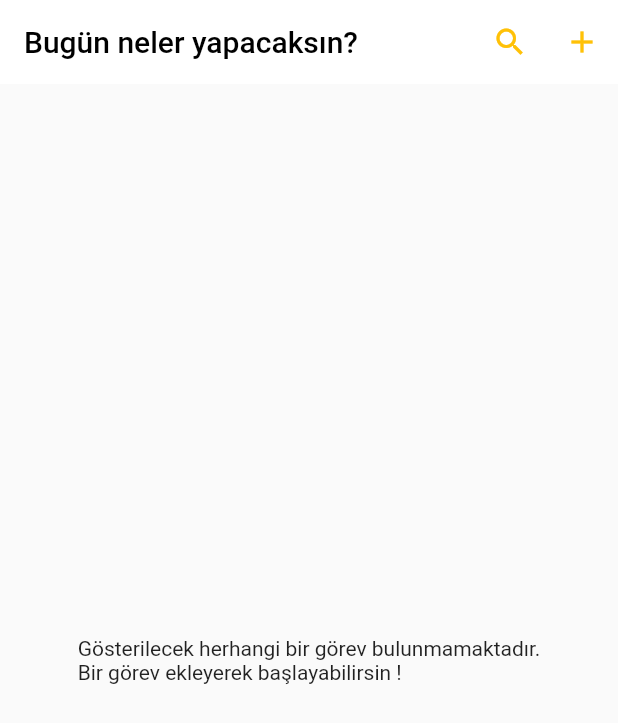
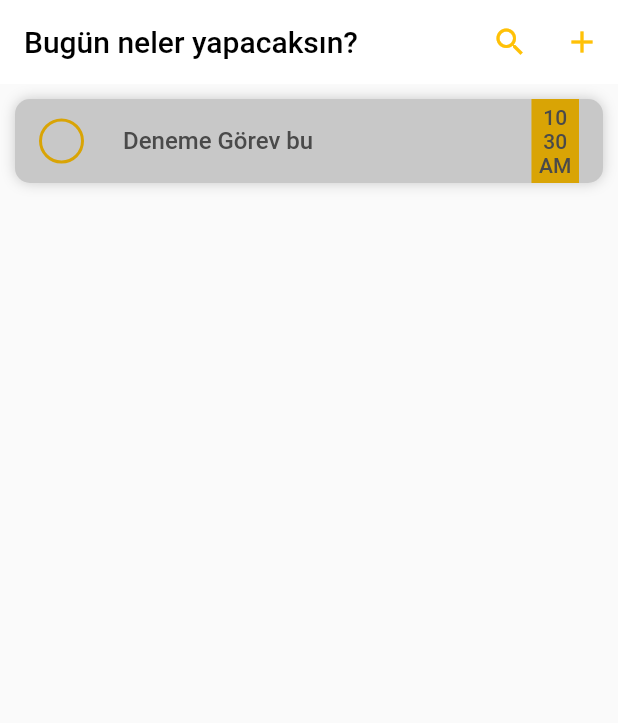
Before and after one commit to bahadiryildirim/todo_app, a Flutter app: the screen it shows after launch, on a phone screen of 412 x 824 dp. Shown: the top 723 px of the screen. Run offline on Flutter 3.47's test engine with Material 2 defaults, Android fonts, the phone set to English and light mode, and no system bars; our stand-ins replace flutter_datetime_picker.

```diff
--- a/lib/main.dart
+++ b/lib/main.dart
@@ -1,7 +1,7 @@
 import 'package:flutter/material.dart';
 import 'package:flutter/services.dart';
 
-import 'view/home_page.dart';
+import 'view/pages/home_page.dart';
 
 void main() {
   SystemChrome.setSystemUIOverlayStyle(
--- a/lib/model/task_model.dart
+++ b/lib/model/task_model.dart
@@ -3,9 +3,9 @@ import 'package:uuid/uuid.dart';
 
 class TaskModel {
   final String id;
-  final String taskDetail;
+  String taskDetail;
   final DateTime createdAt;
-  final bool isComplated;
+  bool isComplated;
 
   TaskModel(
       {required this.id,
--- a/lib/view/home_page.dart
+++ b/lib/view/pages/home_page.dart
@@ -1,6 +1,7 @@
 import 'package:flutter/material.dart';
 import 'package:flutter_datetime_picker/flutter_datetime_picker.dart';
-import '../model/task_model.dart';
+import 'package:todo_app/view/widgets/task_widget.dart';
+import '../../model/task_model.dart';
 
 class HomePage extends StatefulWidget {
   const HomePage({super.key});
@@ -16,6 +17,8 @@ class _HomePageState extends State<HomePage> {
     // TODO: implement initState
     super.initState();
     _allTasks = <TaskModel>[];
+    _allTasks.add(TaskModel.create(
+        taskDetail: "Deneme Görev bu", createdAt: DateTime.now()));
   }
 
   @override
@@ -46,18 +49,7 @@ class _HomePageState extends State<HomePage> {
       body: _allTasks.isNotEmpty
           ? ListView.builder(
               itemBuilder: (context, index) {
-                return Dismissible(
-                  key: Key(_allTasks[index].id),
-                  child: ListTile(
-                    title: Text(_allTasks[index].taskDetail),
-                    subtitle: Text(_allTasks[index].createdAt.toString()),
-                  ),
-                  onDismissed: (direction) {
-                    setState(() {
-                      _allTasks.removeAt(index);
-                    });
-                  },
-                );
+                return dismissableTaskView(index);
               },
               itemCount: _allTasks.length,
             )
@@ -65,6 +57,45 @@ class _HomePageState extends State<HomePage> {
               child: Text(
                   "Gösterilecek herhangi bir görev bulunmamaktadır.\nBir görev ekleyerek başlayabilirsin !"),
             ),
+    );
+  }
+
+  Dismissible dismissableTaskView(int index) {
+    return Dismissible(
+      background: Padding(
+        padding: const EdgeInsets.all(10),
+        child: Container(
+          color: Colors.red,
+          child: Row(
+            children: [
+              const Padding(
+                padding: EdgeInsets.only(left: 20.0),
+                child: Icon(
+                  Icons.delete,
+                  color: Colors.white,
+                ),
+              ),
+              SizedBox(
+                width: MediaQuery.of(context).size.width / 11,
+              ),
+              const Text(
+                "Bu görev silinmek üzere...",
+                style: TextStyle(color: Colors.white),
+              )
+            ],
+          ),
+        ),
+      ),
+      key: Key(_allTasks[index].id),
+      direction: DismissDirection.startToEnd,
+      onDismissed: (direction) {
+        if (direction == DismissDirection.startToEnd) {
+          setState(() {
+            _allTasks.removeAt(index);
+          });
+        }
+      },
+      child: TaskWidget(task: _allTasks[index]),
     );
   }
 
@@ -95,9 +126,8 @@ class _HomePageState extends State<HomePage> {
                       });
                     },
                   );
-                }
-
-                print("3den kucuk" + value);
+                  print("3den kucuk" + value);
+                } else {}
               },
               style: const TextStyle(fontSize: 22),
               decoration: const InputDecoration(
--- /dev/null
+++ b/lib/view/widgets/task_widget.dart
@@ -0,0 +1,119 @@
+// ignore_for_file: public_member_api_docs, sort_constructors_first
+
+import 'package:flutter/material.dart';
+import 'package:intl/intl.dart';
+
+import 'package:todo_app/model/task_model.dart';
+
+class TaskWidget extends StatefulWidget {
+  TaskModel task;
+  TaskWidget({
+    Key? key,
+    required this.task,
+  }) : super(key: key);
+
+  @override
+  State<TaskWidget> createState() => _TaskWidgetState();
+}
+
+class _TaskWidgetState extends State<TaskWidget> {
+  TextEditingController _taskDetailController = TextEditingController();
+  @override
+  void initState() {
+    // TODO: implement initState
+    super.initState();
+    _taskDetailController.text = widget.task.taskDetail;
+  }
+
+  @override
+  Widget build(BuildContext context) {
+    return Padding(
+      padding: const EdgeInsets.all(10),
+      child: AnimatedContainer(
+        duration: Duration(milliseconds: 500),
+        decoration: BoxDecoration(
+            borderRadius: BorderRadius.circular(10),
+            color: widget.task.isComplated
+                ? Color.fromARGB(255, 233, 233, 233)
+                : Color.fromARGB(255, 200, 200, 200),
+            boxShadow: [
+              BoxShadow(color: Colors.black.withOpacity(.2), blurRadius: 7)
+            ]),
+        child: ListTile(
+          leading: GestureDetector(
+            onTap: () {
+              setState(() {
+                widget.task.isComplated = !widget.task.isComplated;
+              });
+            },
+            child: AnimatedContainer(
+              duration: const Duration(milliseconds: 500),
+              padding: widget.task.isComplated
+                  ? const EdgeInsets.symmetric(horizontal: 13, vertical: 4)
+                  : const EdgeInsets.all(1),
+              decoration: BoxDecoration(
+                  border: Border.all(
+                      width: 2,
+                      color: widget.task.isComplated
+                          ? Colors.green
+                          : const Color.fromARGB(255, 217, 164, 5)),
+                  shape: BoxShape.circle,
+                  color: widget.task.isComplated
+                      ? Colors.green
+                      : const Color.fromARGB(255, 200, 200, 200)),
+              child: Icon(Icons.check,
+                  color: widget.task.isComplated
+                      ? Colors.white
+                      : const Color.fromARGB(255, 200, 200, 200)),
+            ),
+          ),
+          title: widget.task.isComplated
+              ? Text(widget.task.taskDetail,
+                  style: const TextStyle(
+                    fontWeight: FontWeight.w300,
+                    decoration: TextDecoration.lineThrough,
+                    fontStyle: FontStyle.italic,
+                    color: Color.fromARGB(255, 171, 171, 171),
+                    //: Color.fromARGB(255, 74, 74, 74)),
+                  ))
+              : TextField(
+                  controller: _taskDetailController,
+                  style: const TextStyle(
+                    color: Color.fromARGB(255, 74, 74, 74),
+                    fontWeight: FontWeight.w500,
+                  ),
+                  decoration: const InputDecoration(border: InputBorder.none),
+                  onSubmitted: (value) {
+                    if (value.length > 3) {
+                      widget.task.taskDetail = value;
+                    }
+                  },
+                ),
+          trailing: AnimatedContainer(
+            height: MediaQuery.of(context).size.height,
+            duration: const Duration(milliseconds: 500),
+            width: widget.task.isComplated
+                ? MediaQuery.of(context).size.width / 8
+                : MediaQuery.of(context).size.width / 13,
+            color: widget.task.isComplated
+                ? Colors.green
+                : const Color.fromARGB(255, 217, 164, 5),
+            child: Center(
+                child:
+                    Text(DateFormat('hh\nmm\na').format(widget.task.createdAt),
+                        textAlign: TextAlign.center,
+                        style: widget.task.isComplated
+                            ? TextStyle(
+                                color: Colors.green,
+                                fontWeight: FontWeight.w300,
+                              )
+                            : TextStyle(
+                                color: Color.fromARGB(255, 74, 74, 74),
+                                fontWeight: FontWeight.w500,
+                              ))),
+          ),
+        ),
+      ),
+    );
+  }
+}
--- a/pubspec.yaml
+++ b/pubspec.yaml
@@ -38,6 +38,7 @@ dependencies:
   cupertino_icons: ^1.0.2
   uuid: ^3.0.7
   flutter_datetime_picker: ^1.5.1
+  intl: ^0.17.0
 
 dev_dependencies:
   flutter_test:
```
Also changed, not shown: pubspec.lock.
